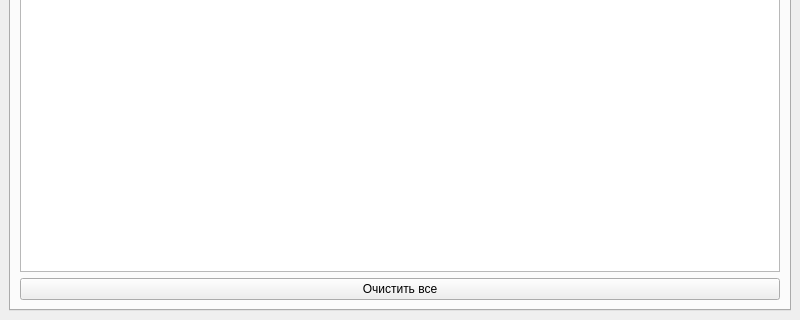
Old version of the form graphconv.ui in the repository NickSpv/GraphConv; both pictures show x 0 to 800 and y 280 to 600 of the 800 by 600 pixel window.
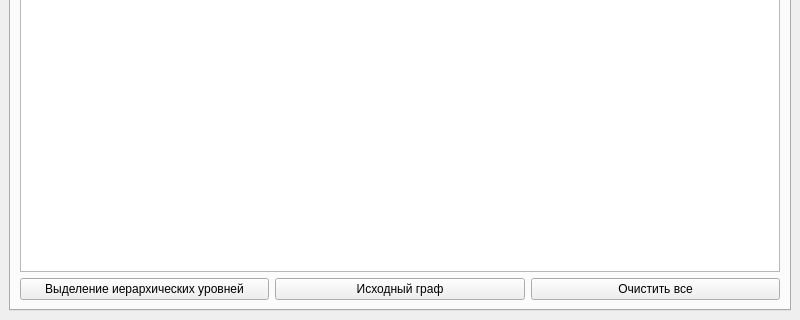
New version of the form.

```diff
--- a/graphconv.ui
+++ b/graphconv.ui
@@ -27,16 +27,34 @@
        <attribute name="title">
         <string>Графическое представление</string>
        </attribute>
-       <layout class="QGridLayout" name="gridLayout_2">
-        <item row="0" column="0">
+       <layout class="QVBoxLayout" name="verticalLayout">
+        <item>
          <widget class="QGraphicsView" name="graphicsView"/>
         </item>
-        <item row="1" column="0">
+        <item>
+         <layout class="QGridLayout" name="gridLayout_4">
+          <item row="0" column="2">
          <widget class="QPushButton" name="pushButton">
           <property name="text">
            <string>Очистить все</string>
           </property>
          </widget>
+          </item>
+          <item row="0" column="0">
+           <widget class="QPushButton" name="pushButton_2">
+            <property name="text">
+             <string>Выделение иерархических уровней</string>
+            </property>
+           </widget>
+          </item>
+          <item row="0" column="1">
+           <widget class="QPushButton" name="pushButton_3">
+            <property name="text">
+             <string>Исходный граф</string>
+            </property>
+           </widget>
+          </item>
+         </layout>
         </item>
        </layout>
       </widget>
```
Lines whose indentation alone changed are shown as unchanged.
